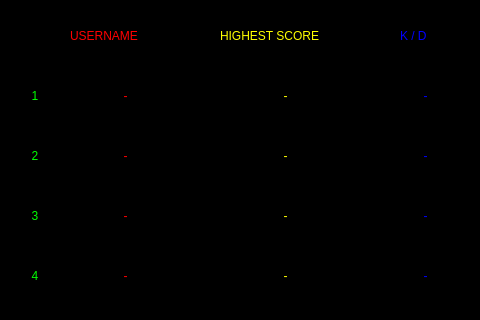
First picture: the form in Tank-2D/score-board.ui, repository Lucimad007/Tank-2D, before the edit; both pictures show x 0 to 480 and y 0 to 320 of the 480 by 480 pixel window.
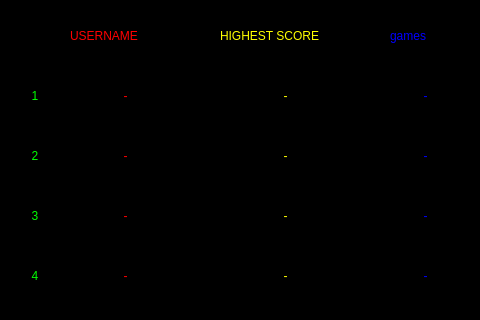
Second picture: the form after the edit.

Commit message: showing user info on score-board

What changed in the file:
```diff
--- a/Tank-2D/score-board.ui
+++ b/Tank-2D/score-board.ui
@@ -53,9 +53,9 @@
   <widget class="QLabel" name="killPerDeathLabel">
    <property name="geometry">
     <rect>
-     <x>400</x>
+     <x>390</x>
      <y>20</y>
-     <width>49</width>
+     <width>71</width>
      <height>31</height>
     </rect>
    </property>
@@ -64,7 +64,7 @@
 font: 600 20pt &quot;Teko SemiBold&quot;;</string>
    </property>
    <property name="text">
-    <string>K / D</string>
+    <string>games</string>
    </property>
   </widget>
   <widget class="QLabel" name="firstLabel">
```
Left out of the diff: 14 changed lines with no effect on the pictures. The commit also changes 3 other files.
